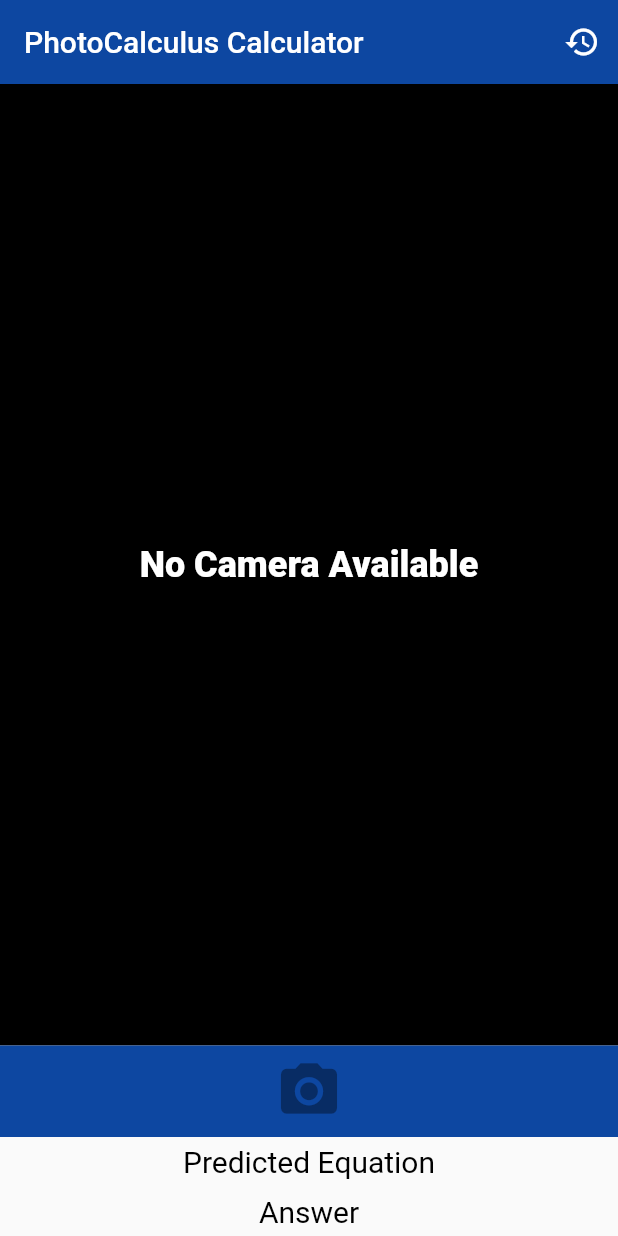
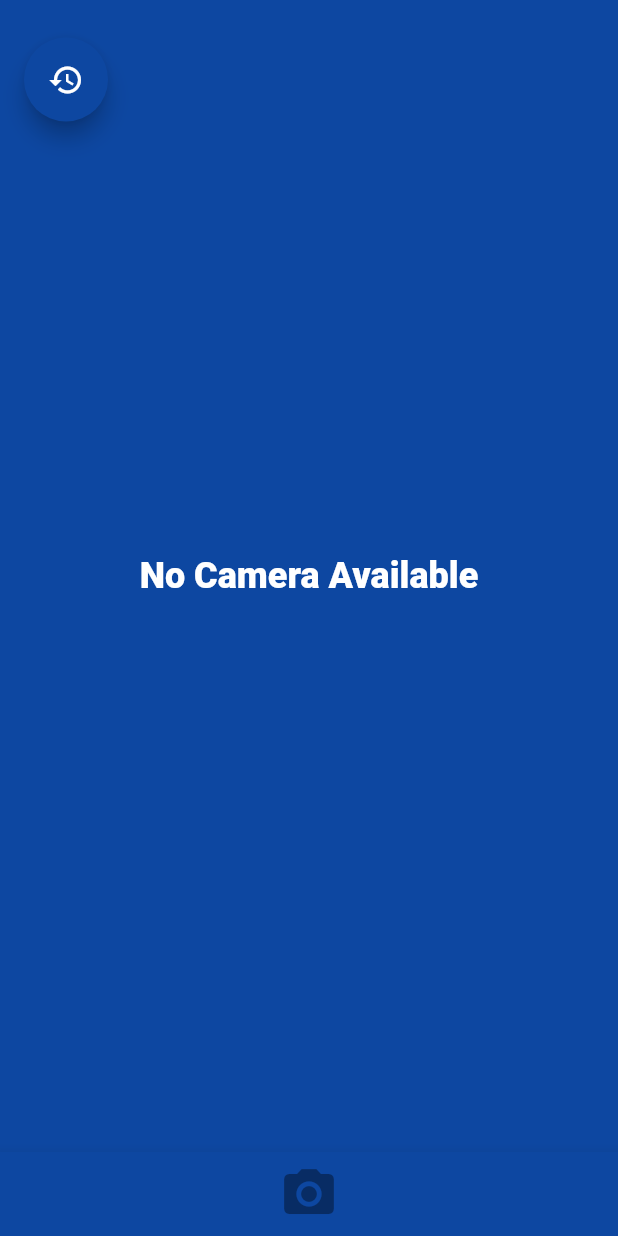
Before and after one commit to sohit39/calculus-calculator, a Flutter app: the screen it shows after launch, on a phone screen of 412 x 824 dp. Run offline on Flutter 3.47's test engine with Material 2 defaults, Android fonts, the phone set to English and light mode, and no system bars; our stand-ins replace camera, math_expressions, video_player.

Commit message:
revamped, easier to use UI

```diff
--- a/lib/main.dart
+++ b/lib/main.dart
@@ -48,66 +48,69 @@ class _CameraState extends State<Camera> {
   bool _simpsonBar = false;
   String simposonAnswer = "";
   var count = 0;
+  bool showLoader = false;
   @override
   Widget build(BuildContext context) {
       return new Scaffold(
         key: _scaffoldKey,
-        appBar: new AppBar(
-          title: const Text('PhotoCalculus Calculator',
-            style: TextStyle(color: Colors.white, fontSize: 20.0),),
-          actions: <Widget>[
-            IconButton(
-              icon: Icon(Icons.history),
-              onPressed: () {
-                Navigator.push(context, EquationHistory());
-              },
-            ),
-          ],
-          backgroundColor: Colors.blue[900],
-
-        ),
-//        floatingActionButton: new FloatingActionButton(
-//            child: new Icon(Icons.history),
-//            onPressed: showHistory),
-//        floatingActionButtonLocation: FloatingActionButtonLocation.endFloat,
-        body: new Column(
+//        appBar: new AppBar(
+//          title: const Text('PhotoCalculus Calculator',
+//            style: TextStyle(color: Colors.white, fontSize: 20.0),),
+//          actions: <Widget>[
+//            IconButton(
+//              icon: Icon(Icons.history),
+//              onPressed: () {
+//                Navigator.push(context, EquationHistory());
+//              },
+//            ),
+//          ],
+//          backgroundColor: Colors.blue[900],
+//
+//        ),
+        floatingActionButton: new FloatingActionButton(
+            child: new Icon(Icons.history),
+            onPressed: () {
+              Navigator.push(context, EquationHistory());
+            },
+            backgroundColor: Colors.blue[900],),
+        floatingActionButtonLocation: const _StartTopFloatingActionButtonLocation(),
+        body: new Stack(children: <Widget>[new Column(
           children: <Widget>[
             new Expanded(
               child: new Container(
                 child: new Padding(
-                  padding: const EdgeInsets.all(0.1),
+                  padding: const EdgeInsets.all(1.0),
                   child: new Center(
                     child: _cameraPreviewWidget(),
                   ),
                 ),
                 decoration: new BoxDecoration(
-                  color: Colors.black,
+                  color: Colors.blue[900],
 
                 ),
               ),
             ),
-            _captureControlRowWidget(),
-            new Container(padding: const EdgeInsets.all(5.0),
-                child: new Text(predictedEquation,
-                  style: TextStyle(color: Colors.black,
-                      fontSize: 20.0),)),
-            //if loading, display indicator, else display Text
-            new Container(padding: const EdgeInsets.all(5.0),
-                child: _progressBarActive == true
-                    ? const CircularProgressIndicator(
-                  backgroundColor: Colors.red,)
-                    : new Text(answer,
-                  style: TextStyle(color: Colors.black,
-                      fontSize: 20.0),)),
-            _simpsonBar == false ? new Container() : new Container(
-                padding: const EdgeInsets.all(5.0),
-                child: _progressBarActive == true
-                    ? const CircularProgressIndicator(
-                  backgroundColor: Colors.red,)
-                    : new Container(
-                    color: Colors.blue[200], child: new Text(simposonAnswer,
-                  style: TextStyle(color: Colors.black,
-                      fontSize: 20.0),))),
+//            new Container(padding: const EdgeInsets.all(5.0),
+//                child: new Text(predictedEquation,
+//                  style: TextStyle(color: Colors.black,
+//                      fontSize: 20.0,),),  ),
+//            //if loading, display indicator, else display Text
+//            new Container(padding: const EdgeInsets.all(5.0),
+//                child: _progressBarActive == true
+//                    ? const CircularProgressIndicator(
+//                  backgroundColor: Colors.red,)
+//                    : new Text(answer,
+//                  style: TextStyle(color: Colors.black,
+//                      fontSize: 20.0),)),
+//            _simpsonBar == false ? new Container() : new Container(
+//                padding: const EdgeInsets.all(5.0),
+//                child: _progressBarActive == true
+//                    ? const CircularProgressIndicator(
+//                  backgroundColor: Colors.red,)
+//                    : new Container(
+//                    color: Colors.blue[200], child: new Text(simposonAnswer,
+//                  style: TextStyle(color: Colors.black,
+//                      fontSize: 20.0),))),
             /*new Container(color: Colors.blue[900],
                 child: new Padding(padding: const EdgeInsets.all(5.0),
                   child: new Row(
@@ -120,6 +123,10 @@ class _CameraState extends State<Camera> {
                   ),
                 )),*/
           ],
+        )]),
+        bottomNavigationBar: new BottomAppBar(
+          color: Colors.blue[900],
+          child:  _captureControlRowWidget(),
         ),
       );
   }
@@ -147,7 +154,15 @@ class _CameraState extends State<Camera> {
     return val;
   }
   void initializeCam() async {
-    CameraDescription a = new CameraDescription(name: "0", lensDirection: CameraLensDirection.back);
+    CameraDescription a;
+    if (Platform.operatingSystem == "android") {
+      a = new CameraDescription(
+          name: "0", lensDirection: CameraLensDirection.back);
+    }
+    else {
+      a = new CameraDescription(
+          name: "com.apple.avfoundation.avcapturedevice.built-in_video:0", lensDirection: CameraLensDirection.back);
+    }
     controller = new CameraController(a, ResolutionPreset.high);
     if (controller != null) {
       await controller.dispose();
@@ -173,6 +188,8 @@ class _CameraState extends State<Camera> {
   }
   /// Display the preview from the camera (or a message if the preview is not available).
   Widget _cameraPreviewWidget() {
+    print(cameras.length);
+    print(cameras[0]);
     if (controller == null || !controller.value.isInitialized && cameras.length > 0) {
       initializeCam();
       return const Text(
@@ -223,22 +240,18 @@ class _CameraState extends State<Camera> {
 
   /// Display the control bar with buttons to take pictures and record videos.
   Widget _captureControlRowWidget() {
-    return new Container(color: Colors.blue[900],child: new Row(
-      mainAxisAlignment: MainAxisAlignment.spaceEvenly,
-      mainAxisSize: MainAxisSize.max,
-      children: <Widget>[
-        new IconButton(
+    return
+        showLoader ? new CircularProgressIndicator() : new IconButton(
+          color: Colors.white,
+          highlightColor: Colors.blue[900],
           icon: const Icon(Icons.camera_alt),
-          iconSize: 45.0,
-          color: Colors.white,
+          iconSize: 40.0,
           onPressed: controller != null &&
               controller.value.isInitialized &&
               !controller.value.isRecordingVideo
               ? onTakePictureButtonPressed
               : null,
-        ),
-      ],
-    ));
+        );
   }
 
   /// Display a row of toggle to select the camera (or a message if no camera is available).
@@ -312,6 +325,7 @@ class _CameraState extends State<Camera> {
           imagePath = filePath;
           videoController?.dispose();
           videoController = null;
+          showLoader = true;
         });
         if (filePath != null) {
           //showInSnackBar('Picture saved to $filePath');
@@ -327,6 +341,7 @@ class _CameraState extends State<Camera> {
     setState(() {
       _progressBarActive = true;
     });
+
     //conversion into Base64
     File imageFile = new File(imagePath);
     List<int> imageBytes = imageFile.readAsBytesSync();
@@ -369,7 +384,7 @@ class _CameraState extends State<Camera> {
         _progressBarActive = false;
       });
     }
-
+    showAnswers();
   }
 
   handleFailure(error) {
@@ -398,6 +413,7 @@ class _CameraState extends State<Camera> {
     else {
       return -999;
     }
+
   }
 
   //if MathPix call was successful, the resulting LaTex goes to this method and is converted into the necessary format for Newton
@@ -515,7 +531,7 @@ class _CameraState extends State<Camera> {
     //equation = equation.replaceAll("operatorname", "");
     List equationWithBounds = new List(3);
     equationWithBounds[0] = equation.substring(
-        equation.indexOf("_") + 3,
+        equation.indexOf("_") + 2,
         equation.indexOf("^") - 1
     );
     print(equationWithBounds[0]);
@@ -534,10 +550,15 @@ class _CameraState extends State<Camera> {
     JsonDecoder decoder = new JsonDecoder();
     Map data = decoder.convert(response.body);
     String answer2 = data["result"];
+    print(answer2);
     setState(() {
+      print("here");
       answer = answer2;
+      print(answer);
       _progressBarActive = false;
     });
+    showAnswers();
+
     //must addFirst as we are implementing a Stack using a Queue.
     EquationHistory.equations.addFirst(new ListTile(
       leading: new Icon(Icons.check_circle),
@@ -571,6 +592,35 @@ class _CameraState extends State<Camera> {
     logError(e.code, e.description);
     showInSnackBar('Error: ${e.code}\n${e.description}');
   }
+  void showAnswers() {
+    String finalText = "";
+    setState(() {
+      showLoader = false;
+    });
+    if(!(predictedEquation == "Predicted Equation"))
+      finalText+=predictedEquation+ "\n";
+    finalText+= "Answer: " + answer;
+    print("ASNWER: " + answer);
+
+    if(_simpsonBar == true)
+      finalText+= "\n" + "Simpson's Method: " + double.parse(simposonAnswer.substring(simposonAnswer.indexOf(":") + 1)).toStringAsFixed(3);
+    showModalBottomSheet<void>(
+        context: context,
+        builder: (BuildContext context) {
+          return new Container(
+              child: new Padding(
+                  padding: const EdgeInsets.all(30.0),
+                  child: new Text(finalText,
+                      textAlign: TextAlign.center,
+                      style: new TextStyle(
+                          color: Colors.blue[900],
+                          fontSize: 18.0
+                      )
+                  )
+              )
+        );
+    });
+  }
 }
 
 class CameraApp extends StatelessWidget {
@@ -599,9 +649,10 @@ class EquationHistory extends MaterialPageRoute<Null> {
   static Queue<Widget> equations = new Queue();
   EquationHistory() : super(builder: (BuildContext ctx) {
     return new Scaffold(
+      backgroundColor: Colors.blue[900],
       appBar: new AppBar(
         title: new Text('Your Equation History'),
-        backgroundColor: Colors.red,
+        backgroundColor: Colors.black,
       ),
       body: new ListView(
           shrinkWrap: true,
@@ -611,3 +662,60 @@ class EquationHistory extends MaterialPageRoute<Null> {
     );
   });
 }
+
+
+//From Flutter Example Gallery
+// Places the Floating Action Button at the top of the content area of the
+// app, on the border between the body and the app bar.
+class _StartTopFloatingActionButtonLocation extends FloatingActionButtonLocation {
+  const _StartTopFloatingActionButtonLocation();
+
+  @override
+  Offset getOffset(ScaffoldPrelayoutGeometry scaffoldGeometry) {
+    // First, we'll place the X coordinate for the Floating Action Button
+    // at the start of the screen, based on the text direction.
+    double fabX;
+    assert(scaffoldGeometry.textDirection != null);
+    switch (scaffoldGeometry.textDirection) {
+      case TextDirection.rtl:
+      // In RTL layouts, the start of the screen is on the right side,
+      // and the end of the screen is on the left.
+      //
+      // We need to align the right edge of the floating action button with
+      // the right edge of the screen, then move it inwards by the designated padding.
+      //
+      // The Scaffold's origin is at its top-left, so we need to offset fabX
+      // by the Scaffold's width to get the right edge of the screen.
+      //
+      // The Floating Action Button's origin is at its top-left, so we also need
+      // to subtract the Floating Action Button's width to align the right edge
+      // of the Floating Action Button instead of the left edge.
+        final double startPadding = kFloatingActionButtonMargin + scaffoldGeometry.minInsets.right;
+        fabX = scaffoldGeometry.scaffoldSize.width - scaffoldGeometry.floatingActionButtonSize.width - startPadding;
+        break;
+      case TextDirection.ltr:
+      // In LTR layouts, the start of the screen is on the left side,
+      // and the end of the screen is on the right.
+      //
+      // Placing the fabX at 0.0 will align the left edge of the
+      // Floating Action Button with the left edge of the screen, so all
+      // we need to do is offset fabX by the designated padding.
+        final double startPadding = kFloatingActionButtonMargin + scaffoldGeometry.minInsets.left;
+        fabX = startPadding;
+        break;
+    }
+    // Finally, we'll place the Y coordinate for the Floating Action Button
+    // at the top of the content body.
+    //
+    // We want to place the middle of the Floating Action Button on the
+    // border between the Scaffold's app bar and its body. To do this,
+    // we place fabY at the scaffold geometry's contentTop, then subtract
+    // half of the Floating Action Button's height to place the center
+    // over the contentTop.
+    //
+    // We don't have to worry about which way is the top like we did
+    // for left and right, so we place fabY in this one-liner.
+    final double fabY = 25 + scaffoldGeometry.contentTop - (scaffoldGeometry.floatingActionButtonSize.height / 2.0)*0.0;
+    return new Offset(fabX, fabY);
+  }
+}
```
Also changed, not shown: 2 other files.
